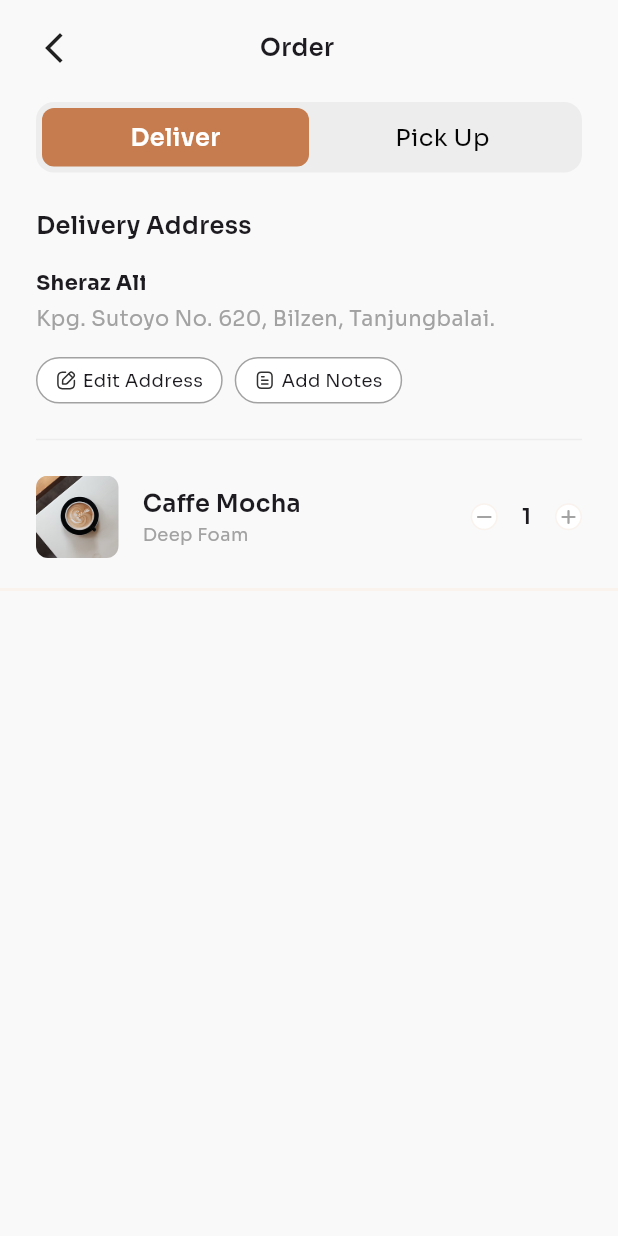
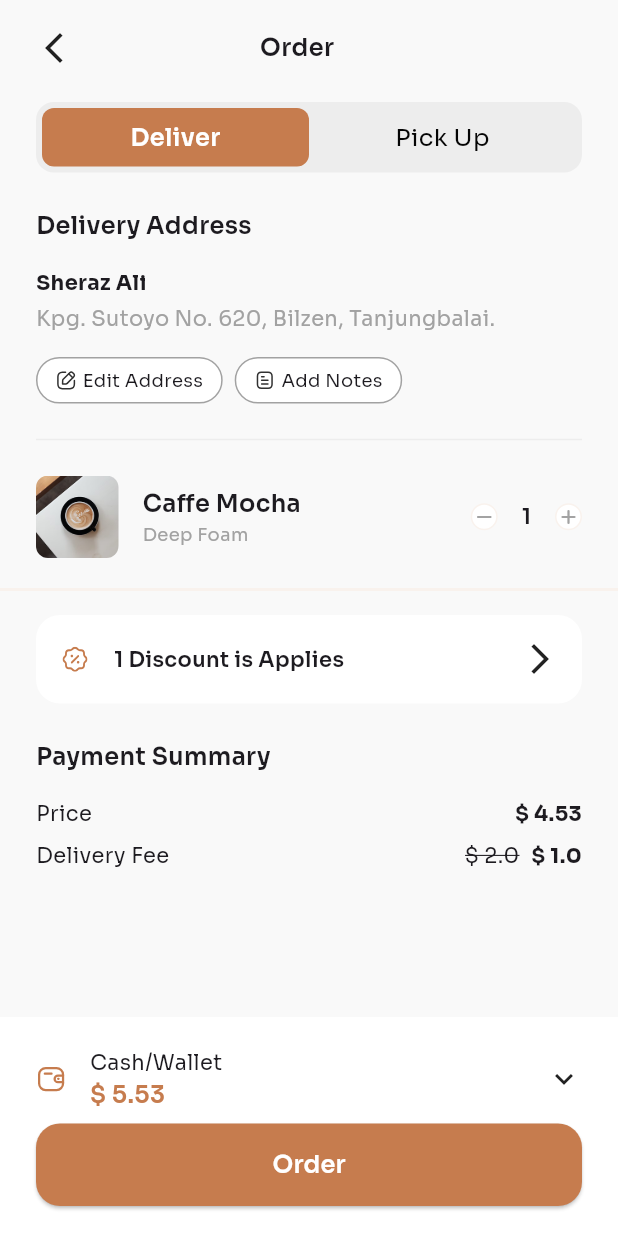
Before and after one commit to SherazAli-67/coffee-shop-ui, a Flutter app: the OrderScreen screen opened directly with sample values from the repository, on a phone screen of 412 x 824 dp. Run offline on Flutter 3.47's test engine with Material 3 defaults, Android fonts, the phone set to English and light mode, and no system bars; our stand-ins replace flutter_svg, go_router.

Commit message:
Coffee Shop App - Development
1. Order Screen - UI Completed

```diff
--- a/lib/presentation/screens/order_screen.dart
+++ b/lib/presentation/screens/order_screen.dart
@@ -1,6 +1,7 @@
 import 'package:coffee_app/core/app_colors.dart';
 import 'package:coffee_app/core/app_icons.dart';
 import 'package:coffee_app/core/models/coffee_model.dart';
+import 'package:coffee_app/presentation/widgets/primary_btn.dart';
 import 'package:coffee_app/providers/order_provider.dart';
 import 'package:flutter/material.dart';
 import 'package:flutter_svg/flutter_svg.dart';
@@ -114,7 +115,99 @@ class OrderScreen extends StatelessWidget {
                       height: 2,
                       width: .infinity,
                       color: AppColors.borderColor,
-                    )
+                    ),
+                    Padding(padding: .symmetric(horizontal: 24, vertical: 16), child: Column(
+                      spacing: 24,
+                      crossAxisAlignment: .start,
+                      children: [
+                        Container(
+                          decoration: BoxDecoration(
+                            color: Colors.white,
+                            borderRadius: .circular(16)
+                          ),
+                          padding: .symmetric(horizontal: 16, vertical: 17.5),
+                          child: Row(
+                            spacing: 16,
+                            children: [
+                              Expanded(child: Row(
+                                spacing: 16,
+                                children: [
+                                  SvgPicture.asset(AppIcons.icDiscount),
+                                  Text("1 Discount is Applies", style: AppTextStyles.regularTextStyle.copyWith(fontWeight: .w600),)
+                                ],
+                              )),
+                              Icon(Icons.arrow_forward_ios_sharp)
+                            ],
+                          ),
+                        ),
+                        Column(
+                          crossAxisAlignment: .start,
+                          spacing: 16,
+                          children: [
+                            Text("Payment Summary", style: AppTextStyles.btnTextStyle,),
+                            Column(
+                              crossAxisAlignment: .start,
+                              spacing: 8,
+                              children: [
+                                Row(
+                                  mainAxisAlignment: .spaceBetween,
+                                  children: [
+                                    Text("Price", style: AppTextStyles.regularTextStyle,),
+                                    Text('\$ ${coffee.price}', style: AppTextStyles.regularTextStyle.copyWith(fontWeight: .bold),),
+                                  ],
+                                ),
+                                Row(
+                                  mainAxisAlignment: .spaceBetween,
+                                  children: [
+                                    Text("Delivery Fee", style: AppTextStyles.regularTextStyle,),
+                                    Row(
+                                      spacing: 8,
+                                      children: [
+                                        Text("\$ 2.0", style: AppTextStyles.regularTextStyle.copyWith(decoration: .lineThrough),),
+                                        Text('\$ 1.0', style: AppTextStyles.regularTextStyle.copyWith(fontWeight: .bold),),
+                                      ],
+                                    )
+                                  ],
+                                ),
+
+                              ],
+                            )
+                          ],
+                        )
+                      ],
+                    ),),
+                    const Spacer(),
+                    Padding(padding: .only(top: 8), child: Container(
+                      decoration: BoxDecoration(
+                          color: Colors.white
+                      ),
+                      padding: .symmetric(horizontal: 24, vertical: 20),
+                      child: Column(
+                        spacing: 8,
+                        children: [
+                          Row(
+                            spacing: 16,
+                            children: [
+                              SvgPicture.asset(AppIcons.icWallet),
+                              Expanded(
+                                child: Column(
+                                  crossAxisAlignment: .start,
+                                  children: [
+                                    Text("Cash/Wallet", style: AppTextStyles.regularTextStyle,),
+                                    Text('\$ ${coffee.price + 1.0}', style: AppTextStyles.btnTextStyle.copyWith(color: AppColors.primaryColor),)
+                                  ],
+                                ),
+                              ),
+                              Icon(Icons.keyboard_arrow_down)
+                            ],
+                          ),
+                          SizedBox(
+                            width: .infinity,
+                            child: PrimaryBtn(btnText: "Order"),
+                          )
+                        ],
+                      ),
+                    ),)
                   ],
                 ),
               ),
```
